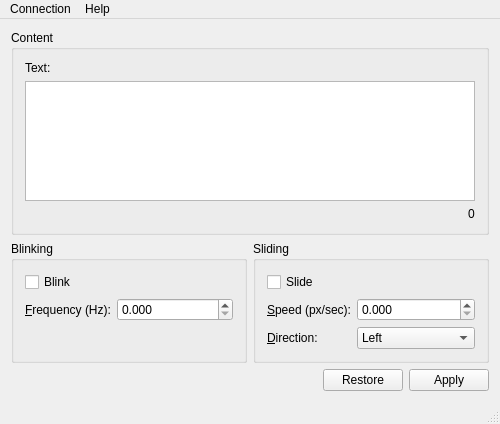
First picture: the form in panel.ui, repository TPI-2017/Panel, before the edit.
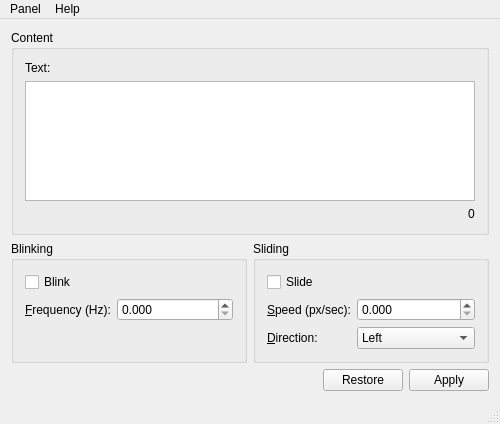
Second picture: the form after the edit.

Patch:
```diff
--- a/panel.ui
+++ b/panel.ui
@@ -201,7 +201,7 @@
    </property>
    <widget class="QMenu" name="menuConnection">
     <property name="title">
-     <string>Connection</string>
+     <string>Panel</string>
     </property>
     <addaction name="separator"/>
     <addaction name="changePasswordAction"/>
```
